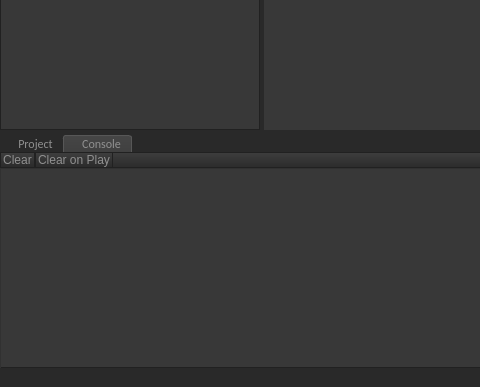
Old version of the form Editor/editor.ui in the repository PanosK92/SpartanEngine; both pictures show x 0 to 480 and y 381 to 768 of the 1366 by 768 pixel window.
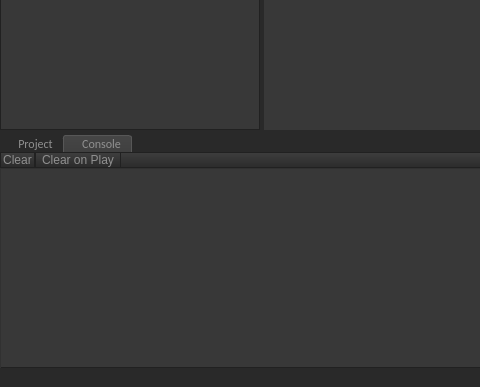
New version of the form. Icons and pictures are not drawn. Custom widgets are drawn as their Qt base class.

Patch:
```diff
--- a/Editor/editor.ui
+++ b/Editor/editor.ui
@@ -407,6 +407,16 @@
 	margin-bottom: 1px;
 }
 
+#buttonConsoleClearOnPlay
+{
+	width: 80px;
+}
+
+#buttonGizmos:pressed,#buttonConsoleClear:pressed, #buttonConsoleClearOnPlay:pressed, #buttonHierarchyCreate:pressed, #buttonProjectCreate:pressed
+{
+	background-color: qlineargradient(spread:pad, x1:0.5, y1:0, x2:0.5, y2:1, stop:0 rgba(43, 43, 43, 255), stop:1 rgba(62, 62, 62, 255));
+}
+
 /*= PLAY/PAUSE BUTTONS ===================================================================================*/
 #directusPlayButton
 {
```
